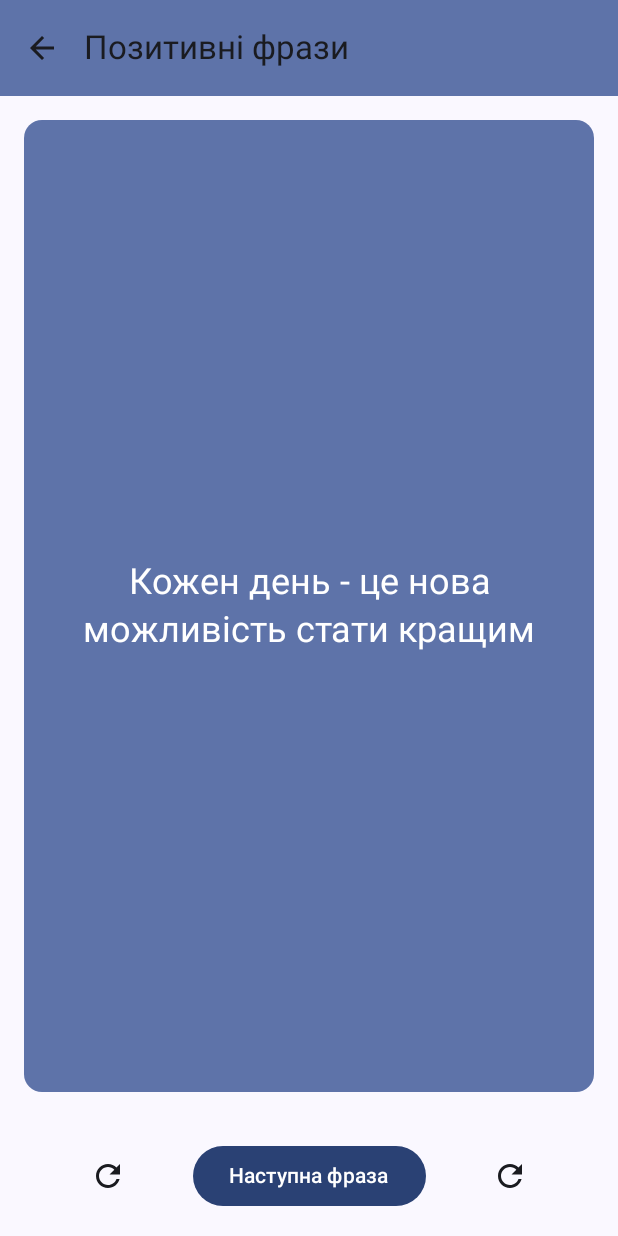
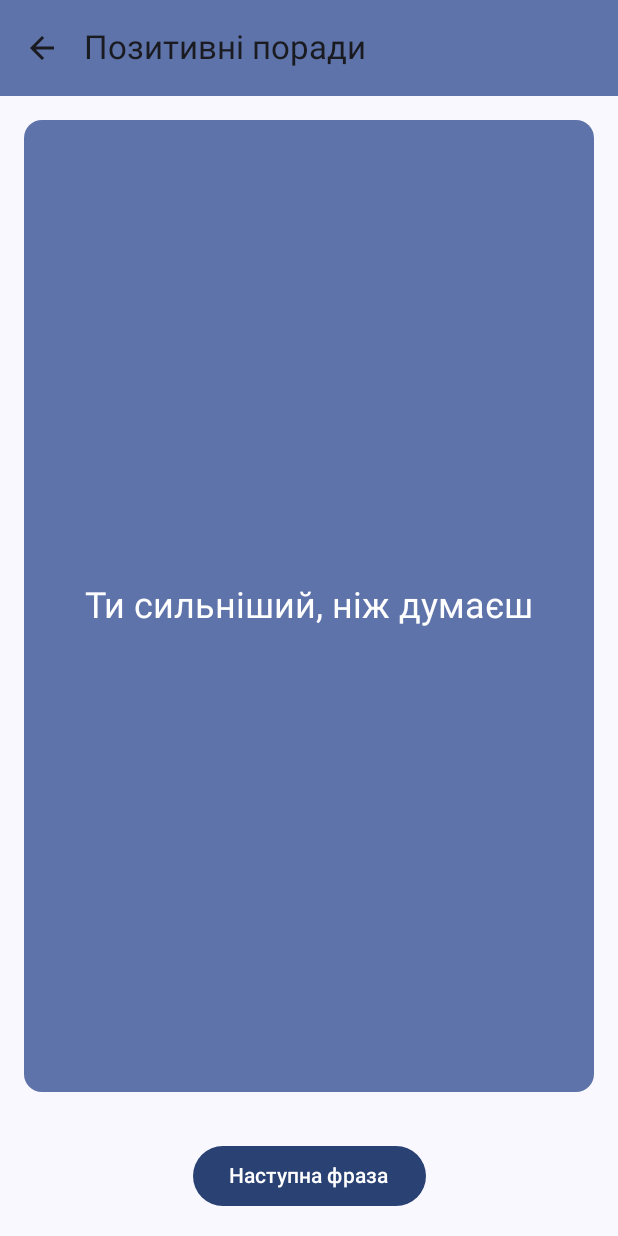
Before and after one commit to Browti/CalmStudy, an Android app built with Jetpack Compose: the PositiveQuotesScreen screen opened through its navigation route, after a tap on "Наступна фраза", on a phone screen of 412 x 824 dp. Run offline under Robolectric (Android 15) with nearby library versions, the phone set to English and light mode, and no system bars; 1 other tap on this screen came first.

Commit message:
x2 positive quotes; fix bag

```diff
--- a/app/src/main/java/com/example/calmstudy/ui/screens/PositiveQuotesScreen.kt
+++ b/app/src/main/java/com/example/calmstudy/ui/screens/PositiveQuotesScreen.kt
@@ -3,7 +3,6 @@ package com.example.calmstudy.ui.screens
 import androidx.compose.foundation.layout.*
 import androidx.compose.material.icons.Icons
 import androidx.compose.material.icons.filled.ArrowBack
-import androidx.compose.material.icons.filled.Refresh
 import androidx.compose.material3.*
 import androidx.compose.runtime.*
 import androidx.compose.ui.Alignment
@@ -27,13 +26,23 @@ fun PositiveQuotesScreen(navController: NavController) {
         "Твої зусилля не будуть марними",
         "Кожен крок вперед - це перемога",
         "Ти маєш талант до успіху",
-        "Віра в себе - це найкращий мотиватор"
+        "Віра в себе - це найкращий мотиватор",
+        "Твоя посмішка змінює світ навколо",
+        "Кожна мрія починається з першого кроку",
+        "У тебе є все необхідне для успіху",
+        "Сьогодні - твій день для великих справ",
+        "Ти джерело натхнення для інших",
+        "Твої думки створюють твою реальність",
+        "Кожна помилка - це урок мудрості",
+        "Ти сильніший за свої страхи",
+        "Твій потенціал безмежний",
+        "Щастя живе в простих моментах"
     )
 
     Scaffold(
         topBar = {
             TopAppBar(
-                title = { Text("Позитивні фрази") },
+                title = { Text("Позитивні поради") },
                 navigationIcon = {
                     IconButton(onClick = { navController.navigateUp() }) {
                         Icon(Icons.Default.ArrowBack, contentDescription = "Назад")
@@ -77,16 +86,8 @@ fun PositiveQuotesScreen(navController: NavController) {
 
             Row(
                 modifier = Modifier.fillMaxWidth(),
-                horizontalArrangement = Arrangement.SpaceEvenly
+                horizontalArrangement = Arrangement.Center
             ) {
-                IconButton(
-                    onClick = {
-                        currentQuoteIndex = (currentQuoteIndex - 1 + quotes.size) % quotes.size
-                    }
-                ) {
-                    Icon(Icons.Default.Refresh, contentDescription = "Попередня фраза")
-                }
-
                 Button(
                     onClick = {
                         currentQuoteIndex = (currentQuoteIndex + 1) % quotes.size
@@ -94,14 +95,6 @@ fun PositiveQuotesScreen(navController: NavController) {
                 ) {
                     Text("Наступна фраза")
                 }
-
-                IconButton(
-                    onClick = {
-                        currentQuoteIndex = (currentQuoteIndex + 1) % quotes.size
-                    }
-                ) {
-                    Icon(Icons.Default.Refresh, contentDescription = "Наступна фраза")
-                }
             }
         }
     }
```
